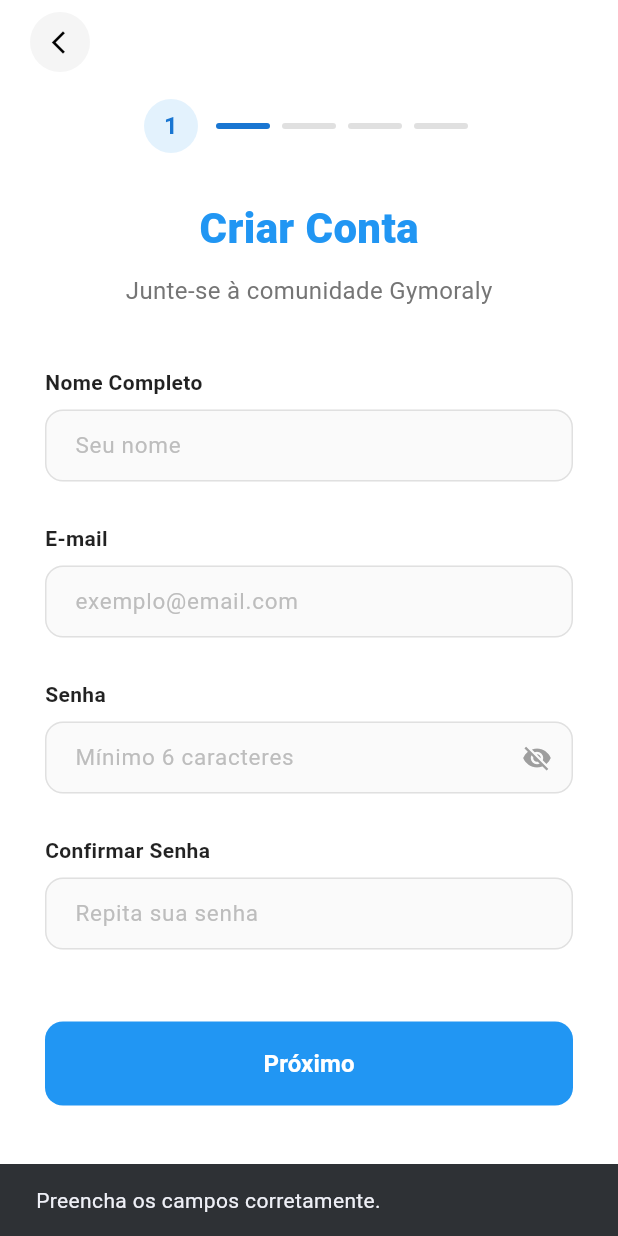
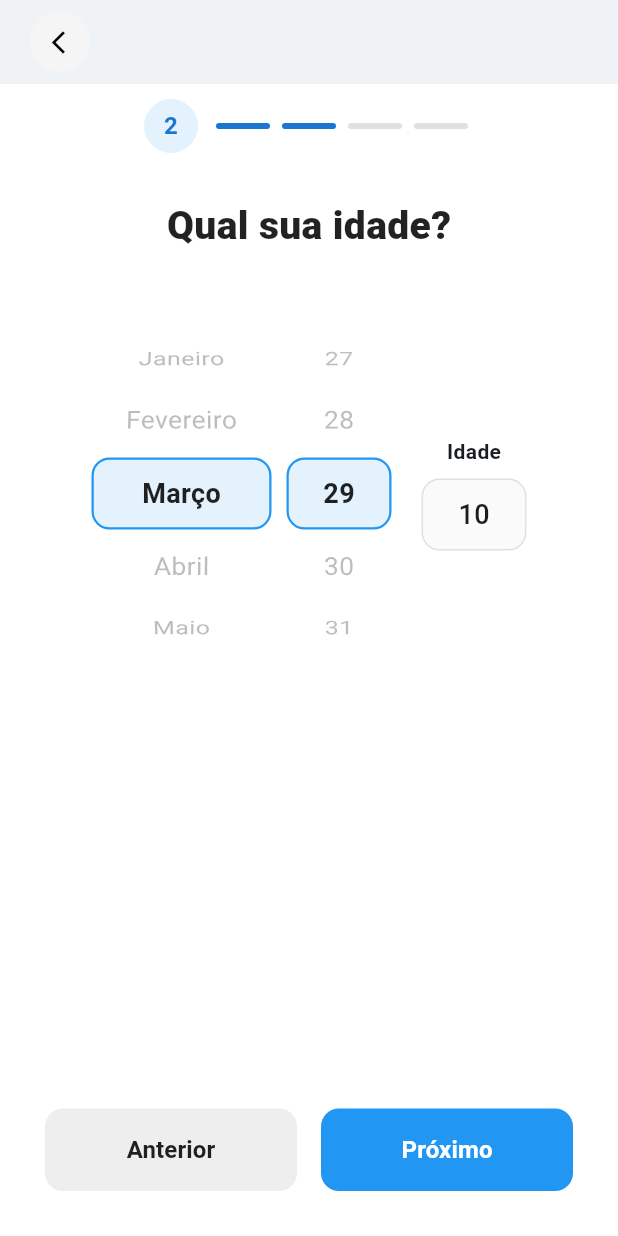
Before and after one commit to FabioZvirJ/scripts, a Flutter app: the RegisterView screen opened directly, after a tap on "Próximo", on a phone screen of 412 x 824 dp. Run offline on Flutter 3.47's test engine with Material 3 defaults, Android fonts, the phone set to English and light mode, and no system bars; our stand-ins replace sqflite, sqflite_common_ffi; accounts and stored records are empty.

Commit message:
FEAT: inserindo view de idade

```diff
--- /dev/null
+++ b/gymoraly/lib/views/age_view.dart
@@ -0,0 +1,229 @@
+import 'package:flutter/material.dart';
+import '../widgets/step_progress_indicator.dart';
+
+class AgeView extends StatefulWidget {
+  const AgeView({super.key});
+
+  @override
+  State<AgeView> createState() => _AgeViewState();
+}
+
+class _AgeViewState extends State<AgeView> {
+  // Dados fictícios para o visual (você pode conectar isso ao seu RegisterController depois)
+  final List<String> months = [
+    'Janeiro', 'Fevereiro', 'Março', 'Abril', 'Maio', 'Junho',
+    'Julho', 'Agosto', 'Setembro', 'Outubro', 'Novembro', 'Dezembro'
+  ];
+  final List<int> days = List.generate(31, (index) => index + 1);
+
+  int selectedMonthIndex = 2; // Começa em Março, por exemplo
+  int selectedDayIndex = 28;  // Começa no dia 29
+  int calculatedAge = 10;     // Idade (pode ser calculada dinamicamente depois)
+
+  // Helper para construir as "Roletas" (Wheels)
+  Widget _buildWheelPicker({
+    required int itemCount,
+    required Widget Function(int index, bool isSelected) itemBuilder,
+    required ValueChanged<int> onSelectedItemChanged,
+    required int initialItem,
+    double width = 100,
+  }) {
+    return SizedBox(
+      width: width,
+      height: 200,
+      child: Stack(
+        alignment: Alignment.center,
+        children: [
+          // Caixinha azul de fundo (seleção)
+          Container(
+            height: 48,
+            decoration: BoxDecoration(
+              color: const Color(0xFFE3F2FD),
+              borderRadius: BorderRadius.circular(12),
+              border: Border.all(color: const Color(0xFF2196F3), width: 1.5),
+            ),
+          ),
+          // A roleta rolável
+          ListWheelScrollView.useDelegate(
+            itemExtent: 48,
+            physics: const FixedExtentScrollPhysics(),
+            controller: FixedExtentScrollController(initialItem: initialItem),
+            onSelectedItemChanged: onSelectedItemChanged,
+            childDelegate: ListWheelChildBuilderDelegate(
+              childCount: itemCount,
+              builder: (context, index) {
+                // Checa se é o item selecionado atualmente para mudar a cor
+                bool isSelected = initialItem == index;
+                return Center(
+                  child: itemBuilder(index, isSelected),
+                );
+              },
+            ),
+          ),
+        ],
+      ),
+    );
+  }
+
+  @override
+  Widget build(BuildContext context) {
+    const primaryColor = Color(0xFF2196F3);
+
+    return Scaffold(
+      backgroundColor: Colors.white,
+      appBar: AppBar(
+        backgroundColor: Colors.white,
+        elevation: 0,
+        leadingWidth: 64,
+        leading: Padding(
+          padding: const EdgeInsets.only(left: 16.0, top: 8.0, bottom: 8.0),
+          child: Container(
+            decoration: BoxDecoration(
+              color: Colors.grey.shade100,
+              shape: BoxShape.circle,
+            ),
+            child: IconButton(
+              icon: const Icon(Icons.arrow_back_ios_new, color: Colors.black, size: 18),
+              padding: const EdgeInsets.only(right: 2),
+              onPressed: () => Navigator.pop(context),
+            ),
+          ),
+        ),
+      ),
+      body: SafeArea(
+        child: Padding(
+          padding: const EdgeInsets.symmetric(horizontal: 30.0, vertical: 10.0),
+          child: Column(
+            crossAxisAlignment: CrossAxisAlignment.center,
+            children: [
+              // Indicador no Passo 2
+              const StepProgressIndicator(currentStep: 2),
+              const SizedBox(height: 30),
+
+              // Título
+              const Text(
+                'Qual sua idade?',
+                style: TextStyle(fontSize: 26, fontWeight: FontWeight.w900, color: Colors.black87),
+              ),
+              const SizedBox(height: 60),
+
+              // Área dos Pickers e Idade
+              Row(
+                mainAxisAlignment: MainAxisAlignment.center,
+                children: [
+                  // Picker de Mês
+                  _buildWheelPicker(
+                    width: 120,
+                    itemCount: months.length,
+                    initialItem: selectedMonthIndex,
+                    onSelectedItemChanged: (index) {
+                      setState(() => selectedMonthIndex = index);
+                    },
+                    itemBuilder: (index, isSelected) {
+                      return Text(
+                        months[index],
+                        style: TextStyle(
+                          fontSize: 18,
+                          fontWeight: isSelected ? FontWeight.w600 : FontWeight.normal,
+                          color: isSelected ? Colors.black87 : Colors.grey.shade400,
+                        ),
+                      );
+                    },
+                  ),
+                  const SizedBox(width: 10),
+
+                  // Picker de Dia
+                  _buildWheelPicker(
+                    width: 70,
+                    itemCount: days.length,
+                    initialItem: selectedDayIndex,
+                    onSelectedItemChanged: (index) {
+                      setState(() => selectedDayIndex = index);
+                    },
+                    itemBuilder: (index, isSelected) {
+                      return Text(
+                        days[index].toString(),
+                        style: TextStyle(
+                          fontSize: 18,
+                          fontWeight: isSelected ? FontWeight.w600 : FontWeight.normal,
+                          color: isSelected ? Colors.black87 : Colors.grey.shade400,
+                        ),
+                      );
+                    },
+                  ),
+                  const SizedBox(width: 20),
+
+                  // Caixinha da Idade (Visual)
+                  Column(
+                    children: [
+                      const Text(
+                        'Idade',
+                        style: TextStyle(fontSize: 14, fontWeight: FontWeight.w600),
+                      ),
+                      const SizedBox(height: 8),
+                      Container(
+                        width: 70,
+                        height: 48,
+                        alignment: Alignment.center,
+                        decoration: BoxDecoration(
+                          color: Colors.grey.shade50,
+                          borderRadius: BorderRadius.circular(12),
+                          border: Border.all(color: Colors.grey.shade300),
+                        ),
+                        child: Text(
+                          calculatedAge.toString(),
+                          style: const TextStyle(fontSize: 18, fontWeight: FontWeight.w500),
+                        ),
+                      ),
+                    ],
+                  ),
+                ],
+              ),
+
+              // Espaçador para jogar os botões para o final da tela
+              const Spacer(),
+
+              // Botões "Anterior" e "Próximo"
+              Row(
+                children: [
+                  // Botão Anterior
+                  Expanded(
+                    child: ElevatedButton(
+                      onPressed: () => Navigator.pop(context),
+                      style: ElevatedButton.styleFrom(
+                        backgroundColor: Colors.grey.shade200,
+                        foregroundColor: Colors.black87,
+                        elevation: 0,
+                        padding: const EdgeInsets.symmetric(vertical: 16),
+                        shape: RoundedRectangleBorder(borderRadius: BorderRadius.circular(12)),
+                      ),
+                      child: const Text('Anterior', style: TextStyle(fontSize: 16, fontWeight: FontWeight.bold)),
+                    ),
+                  ),
+                  const SizedBox(width: 16),
+                  // Botão Próximo
+                  Expanded(
+                    child: ElevatedButton(
+                      onPressed: () {
+                        // Navegue para a View do Passo 3 (Identificação) aqui
+                      },
+                      style: ElevatedButton.styleFrom(
+                        backgroundColor: primaryColor,
+                        foregroundColor: Colors.white,
+                        elevation: 0,
+                        padding: const EdgeInsets.symmetric(vertical: 16),
+                        shape: RoundedRectangleBorder(borderRadius: BorderRadius.circular(12)),
+                      ),
+                      child: const Text('Próximo', style: TextStyle(fontSize: 16, fontWeight: FontWeight.bold)),
+                    ),
+                  ),
+                ],
+              ),
+              const SizedBox(height: 20), // Margem segura na parte inferior
+            ],
+          ),
+        ),
+      ),
+    );
+  }
+}
--- a/gymoraly/lib/views/register_view.dart
+++ b/gymoraly/lib/views/register_view.dart
@@ -1,7 +1,7 @@
 import 'package:flutter/material.dart';
 import '../controllers/register_controller.dart';
-// Lembre-se de importar o novo componente que criamos acima!
 import '../widgets/step_progress_indicator.dart';
+import '../views/age_view.dart'; // <-- IMPORTANTE: Importe a AgeView aqui! (Ajuste o caminho se necessário)
 
 class RegisterView extends StatefulWidget {
   const RegisterView({super.key});
@@ -91,7 +91,6 @@ class _RegisterViewState extends State<RegisterView> {
               child: Column(
                 crossAxisAlignment: CrossAxisAlignment.start,
                 children: [
-                  // Usando o novo componente reutilizável!
                   const Center(
                     child: StepProgressIndicator(currentStep: 1),
                   ),
@@ -156,7 +155,18 @@ class _RegisterViewState extends State<RegisterView> {
                     width: double.infinity,
                     height: 56,
                     child: ElevatedButton(
-                      onPressed: controller.isLoading ? null : () => controller.register(context),
+                      // <-- NAVEGAÇÃO ADICIONADA AQUI
+                      onPressed: controller.isLoading
+                          ? null
+                          : () {
+                              // Se precisar salvar algo no controller antes de mudar de tela, chame aqui.
+                              // Ex: controller.salvarDados();
+
+                              Navigator.push(
+                                context,
+                                MaterialPageRoute(builder: (context) => const AgeView()),
+                              );
+                            },
                       style: ElevatedButton.styleFrom(
                         backgroundColor: primaryColor,
                         foregroundColor: Colors.white,
```
Also changed, not shown: gymoraly/lib/views/page_view.dart (added, +229 -0 lines).
